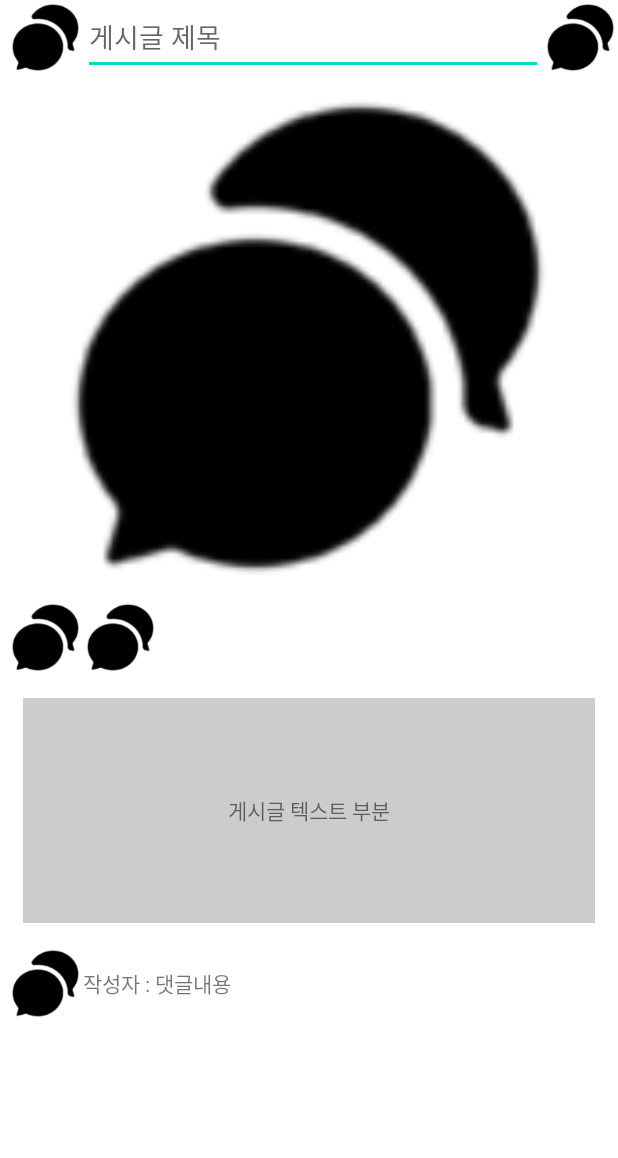
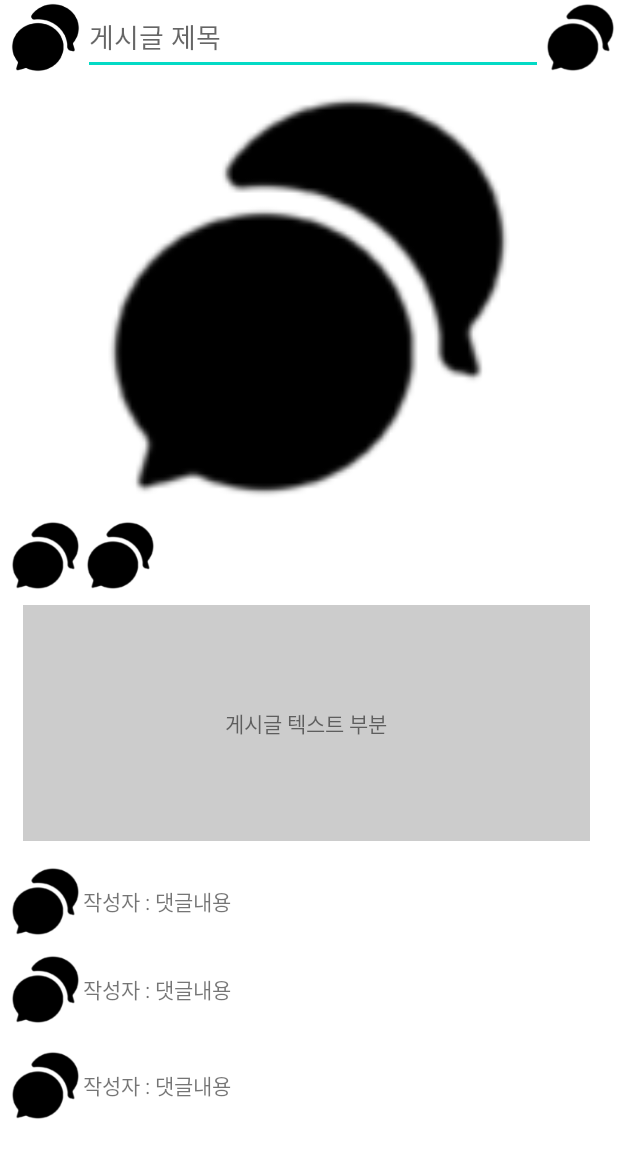
Before and after one commit to kwonjuyeong/mycapston, an Android app: the layout activity_board.xml on its own in the app's theme, with its tools: preview values and no code run, on a phone screen of 412 x 824 dp. Shown: the top 1158 px of the screen. Run offline under Robolectric (Android 15) with nearby library versions, the phone set to English and light mode, and no system bars.

Commit message:
Kjunser0.7

```diff
--- a/app/src/main/res/layout/activity_board.xml
+++ b/app/src/main/res/layout/activity_board.xml
@@ -1,9 +1,25 @@
 <?xml version="1.0" encoding="utf-8"?>
 <RelativeLayout xmlns:android="http://schemas.android.com/apk/res/android"
+    xmlns:app="http://schemas.android.com/apk/res-auto"
     xmlns:tools="http://schemas.android.com/tools"
     android:layout_width="match_parent"
     android:layout_height="match_parent"
     tools:context=".MainActivity">
+
+    <ImageView
+        android:id="@+id/imageView6"
+        android:layout_width="50dp"
+        android:layout_height="50dp"
+        android:layout_marginLeft="5dp"
+        android:src="@drawable/chat" />
+
+    <ImageView
+        android:id="@+id/imageView5"
+        android:layout_width="50dp"
+        android:layout_height="50dp"
+        android:layout_marginLeft="5dp"
+        android:src="@drawable/chat" />
+
     <ImageView
         android:id="@+id/logo"
         android:layout_width="50dp"
@@ -33,8 +49,8 @@
 
     <ImageView
         android:id="@+id/mainimage"
-        android:layout_width="350dp"
-        android:layout_height="350dp"
+        android:layout_width="321dp"
+        android:layout_height="295dp"
         android:layout_below="@id/logo"
         android:layout_centerHorizontal="true"
         android:src="@drawable/chat" />
@@ -61,45 +77,125 @@
 
     <TextView
         android:id="@+id/snsmain"
-        android:layout_width="match_parent"
-        android:layout_height="150dp"
+        android:layout_width="378dp"
+        android:layout_height="157dp"
         android:layout_below="@id/function_nav"
         android:layout_marginStart="15dp"
         android:layout_marginLeft="15dp"
-        android:layout_marginTop="15dp"
+        android:layout_marginTop="8dp"
         android:layout_marginEnd="15dp"
         android:layout_marginRight="15dp"
         android:layout_marginBottom="15dp"
         android:background="#CCCCCC"
         android:gravity="center"
         android:text="게시글 텍스트 부분" />
+
     <LinearLayout
-        android:layout_below="@+id/snsmain"
         android:layout_width="match_parent"
-        android:layout_height="wrap_content">
+        android:layout_height="wrap_content"
+        android:layout_below="@+id/snsmain">
+
         <ImageView
             android:layout_width="50dp"
             android:layout_height="50dp"
-            android:src="@drawable/chat"
             android:layout_marginLeft="5dp"
-            />
+            android:src="@drawable/chat" />
 
         <TextView
             android:layout_width="wrap_content"
             android:layout_height="wrap_content"
             android:layout_gravity="center_vertical"
             android:text="작성자" />
+
         <TextView
-            android:layout_gravity="center_vertical"
             android:layout_width="wrap_content"
             android:layout_height="wrap_content"
-            android:text=" : "
-            />
+            android:layout_gravity="center_vertical"
+            android:text=" : " />
 
         <TextView
             android:layout_width="wrap_content"
             android:layout_height="wrap_content"
             android:layout_gravity="center_vertical"
             android:text="댓글내용" />
+
     </LinearLayout>
+
+    <androidx.constraintlayout.widget.ConstraintLayout
+        android:layout_width="match_parent"
+        android:layout_height="match_parent">
+
+        <LinearLayout
+            android:id="@+id/linearLayout10"
+            android:layout_width="0dp"
+            android:layout_height="wrap_content"
+            android:layout_below="@id/linearLayout11"
+            android:layout_marginTop="14dp"
+            app:layout_constraintEnd_toEndOf="parent"
+            app:layout_constraintStart_toStartOf="parent"
+            app:layout_constraintTop_toBottomOf="@+id/linearLayout11">
+
+            <ImageView
+                android:layout_width="50dp"
+                android:layout_height="50dp"
+                android:layout_marginLeft="5dp"
+                android:src="@drawable/chat" />
+
+            <TextView
+                android:layout_width="wrap_content"
+                android:layout_height="wrap_content"
+                android:layout_gravity="center_vertical"
+                android:text="작성자" />
+
+            <TextView
+                android:layout_width="wrap_content"
+                android:layout_height="wrap_content"
+                android:layout_gravity="center_vertical"
+                android:text=" : " />
+
+            <TextView
+                android:layout_width="wrap_content"
+                android:layout_height="wrap_content"
+                android:layout_gravity="center_vertical"
+                android:text="댓글내용" />
+
+        </LinearLayout>
+
+        <LinearLayout
+            android:id="@+id/linearLayout11"
+            android:layout_width="0dp"
+            android:layout_height="wrap_content"
+            android:layout_below="@id/linearLayout10"
+            android:layout_marginBottom="139dp"
+            app:layout_constraintBottom_toBottomOf="parent"
+            app:layout_constraintEnd_toEndOf="parent"
+            app:layout_constraintStart_toStartOf="parent">
+
+            <ImageView
+                android:layout_width="50dp"
+                android:layout_height="50dp"
+                android:layout_marginLeft="5dp"
+                android:src="@drawable/chat" />
+
+            <TextView
+                android:layout_width="wrap_content"
+                android:layout_height="wrap_content"
+                android:layout_gravity="center_vertical"
+                android:text="작성자" />
+
+            <TextView
+                android:layout_width="wrap_content"
+                android:layout_height="wrap_content"
+                android:layout_gravity="center_vertical"
+                android:text=" : " />
+
+            <TextView
+                android:layout_width="wrap_content"
+                android:layout_height="wrap_content"
+                android:layout_gravity="center_vertical"
+                android:text="댓글내용" />
+
+        </LinearLayout>
+
+    </androidx.constraintlayout.widget.ConstraintLayout>
 </RelativeLayout>
```
Also changed, not shown: app/src/main/res/layout/activity_chat.xml (+40 -10 lines).
